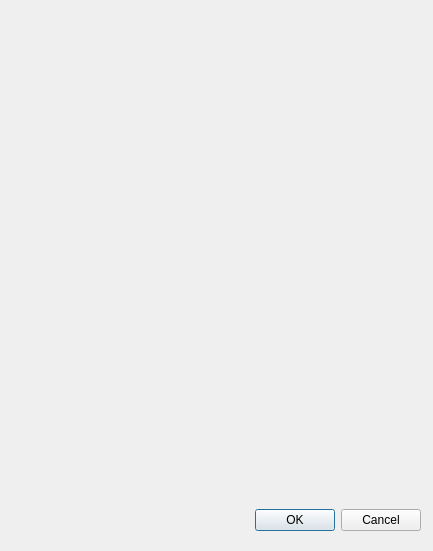
Above: box2ddialog.ui from davidclark495/Bartending-Sim-Mirror before the change. Below: the same form after it.
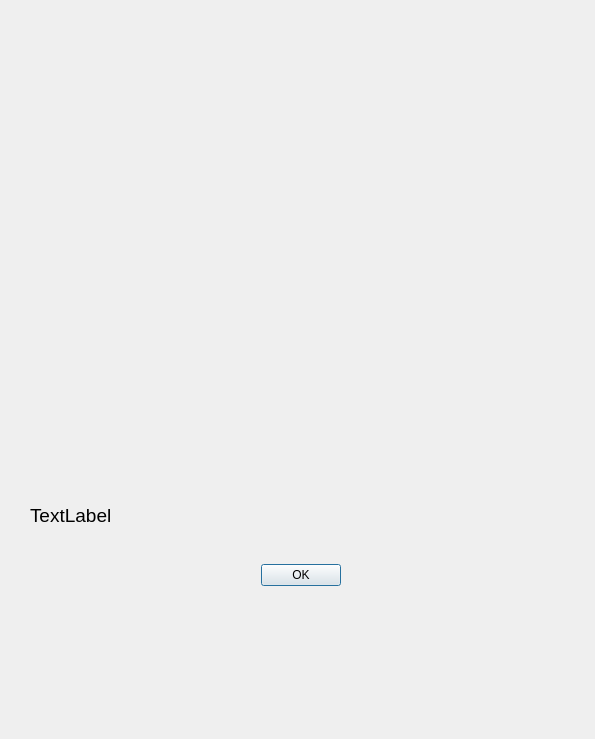
That is the form after the change.

The edit to the form file:
```diff
--- a/box2ddialog.ui
+++ b/box2ddialog.ui
@@ -6,8 +6,8 @@
    <rect>
     <x>0</x>
     <y>0</y>
-    <width>433</width>
-    <height>551</height>
+    <width>595</width>
+    <height>739</height>
    </rect>
   </property>
   <property name="windowTitle">
@@ -17,16 +17,19 @@
    <property name="geometry">
     <rect>
      <x>10</x>
-     <y>500</y>
-     <width>411</width>
-     <height>41</height>
+     <y>560</y>
+     <width>581</width>
+     <height>31</height>
     </rect>
    </property>
    <property name="orientation">
     <enum>Qt::Horizontal</enum>
    </property>
    <property name="standardButtons">
-    <set>QDialogButtonBox::Cancel|QDialogButtonBox::Ok</set>
+    <set>QDialogButtonBox::Ok</set>
+   </property>
+   <property name="centerButtons">
+    <bool>true</bool>
    </property>
   </widget>
   <widget class="QWidget" name="gridLayoutWidget">
@@ -40,6 +43,27 @@
    </property>
    <layout class="QGridLayout" name="gridLayout"/>
   </widget>
+  <widget class="QLabel" name="userMessage">
+   <property name="geometry">
+    <rect>
+     <x>30</x>
+     <y>490</y>
+     <width>391</width>
+     <height>51</height>
+    </rect>
+   </property>
+   <property name="font">
+    <font>
+     <pointsize>14</pointsize>
+    </font>
+   </property>
+   <property name="text">
+    <string>TextLabel</string>
+   </property>
+   <property name="wordWrap">
+    <bool>true</bool>
+   </property>
+  </widget>
  </widget>
  <resources/>
  <connections>
```
